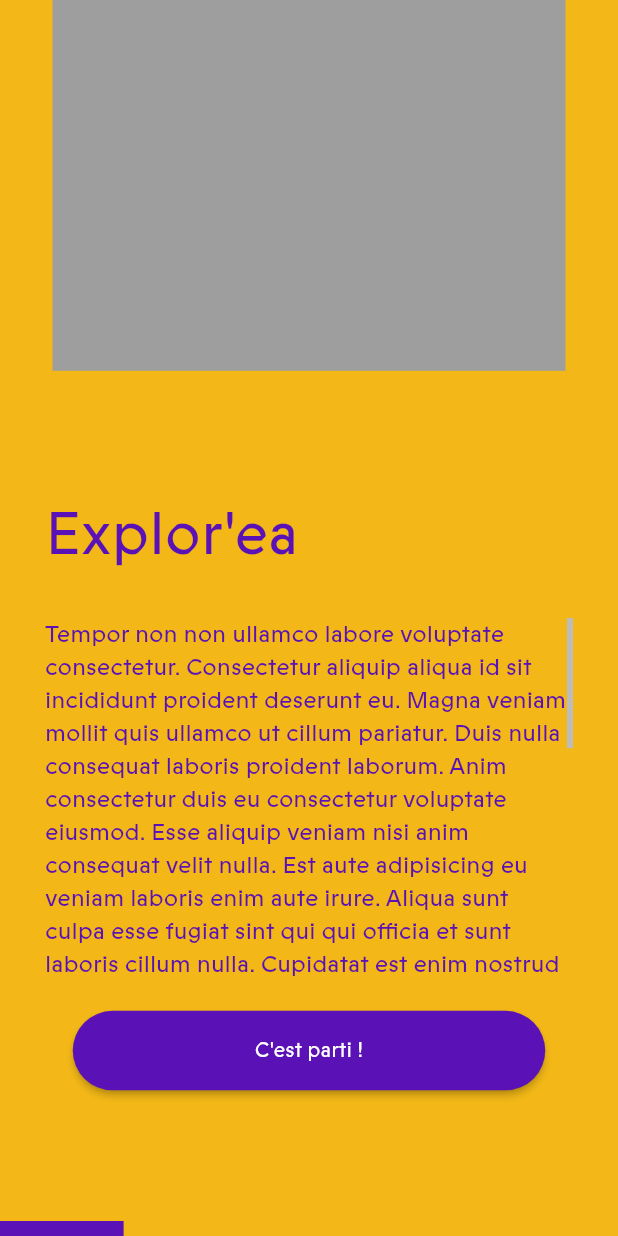
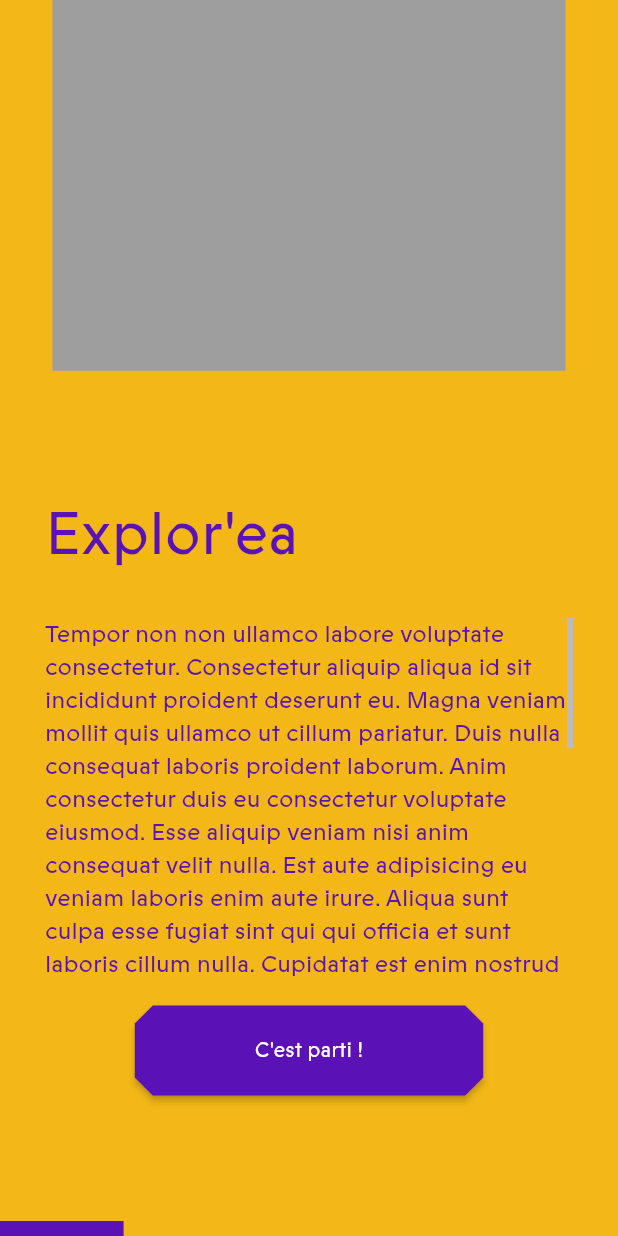
Before and after one commit to Explor-ea/exploreapp, a Flutter app: the screen it shows after launch, on a phone screen of 412 x 824 dp. Run offline on Flutter 3.47's test engine with Material 2 defaults, Android fonts, the phone set to English and light mode, and no system bars; our stand-ins replace carousel_slider, firebase_auth, firebase_core, flutter_map, latlong2, shared_preferences; accounts and stored records are empty; statements that could not run were skipped.

Commit message:
create custom btn

```diff
--- a/lib/pages/start_screens/newcomer.dart
+++ b/lib/pages/start_screens/newcomer.dart
@@ -7,6 +7,7 @@ import 'package:exploreapp/wigets/explorea-btn.dart';
 import 'package:exploreapp/wigets/explorea-chekbox.dart';
 import 'package:exploreapp/wigets/explorea-text.dart';
 import 'package:exploreapp/wigets/explorea-title.dart';
+import 'package:exploreapp/wigets/explorea_btn_square.dart';
 import 'package:flutter/foundation.dart';
 
 import 'package:flutter/material.dart';
@@ -184,25 +185,35 @@ class _NewcomerState extends State<Newcomer> {
             Expanded(
               flex: 1,
               child: Center(
-                child: ElevatedButton(
+                // child: ElevatedButton(
+                //   onPressed: () {
+                //     setState(() {
+                //       this.step = 2;
+                //     });
+                //   },
+                //   // style: ButtonStyle(
+                //   //     shape:
+                //   //         MaterialStateProperty.all<RoundedRectangleBorder>(
+                //   //             RoundedRectangleBorder(
+                //   //                 borderRadius:
+                //   //                     BorderRadius.circular(100)))),
+                //   style: ElevatedButton.styleFrom(
+                //     shape: StadiumBorder(),
+                //     primary: ExploreaColors.purple,
+                //     minimumSize: Size(315.0, 53),
+                //   ),
+
+                //   child: Text("C'est parti !"),
+                // ),
+
+                child: ExploreaBtnSquare(
                   onPressed: () {
                     setState(() {
                       this.step = 2;
                     });
                   },
-                  // style: ButtonStyle(
-                  //     shape:
-                  //         MaterialStateProperty.all<RoundedRectangleBorder>(
-                  //             RoundedRectangleBorder(
-                  //                 borderRadius:
-                  //                     BorderRadius.circular(100)))),
-                  style: ElevatedButton.styleFrom(
-                    shape: StadiumBorder(),
-                    primary: ExploreaColors.purple,
-                    minimumSize: Size(315.0, 53),
-                  ),
-
-                  child: Text("C'est parti !"),
+                  text: "C'est parti !",
+                  width: 80.0,
                 ),
               ),
             ),
--- /dev/null
+++ b/lib/wigets/explorea_btn_square.dart
@@ -0,0 +1,41 @@
+import 'package:flutter/material.dart';
+
+import '../explorea_colors.dart';
+
+class ExploreaBtnSquare extends StatelessWidget {
+  const ExploreaBtnSquare(
+      {Key? key,
+      this.disabled = false,
+      required this.text,
+      required this.onPressed,
+      this.minimumSize = const Size(60.0, 60.0),
+      this.width: 20.0})
+      : super(key: key);
+
+  final bool disabled;
+  final String text; // Icon(Icons.arrow_right_alt, size: 32.0)
+  final Function() onPressed;
+  final Size minimumSize;
+  final double width;
+
+  @override
+  Widget build(BuildContext context) {
+    return ElevatedButton(
+      onPressed: this.onPressed,
+      style: ElevatedButton.styleFrom(
+        padding: EdgeInsets.symmetric(
+          vertical: 0.0,
+          horizontal: this.width,
+        ),
+        shape:
+            BeveledRectangleBorder(borderRadius: BorderRadius.circular(12.0)),
+        primary: this.disabled == true ? Colors.grey : ExploreaColors.purple,
+        minimumSize: this.minimumSize,
+      ),
+      child: Text(
+        this.text,
+        style: TextStyle(),
+      ),
+    );
+  }
+}
```
